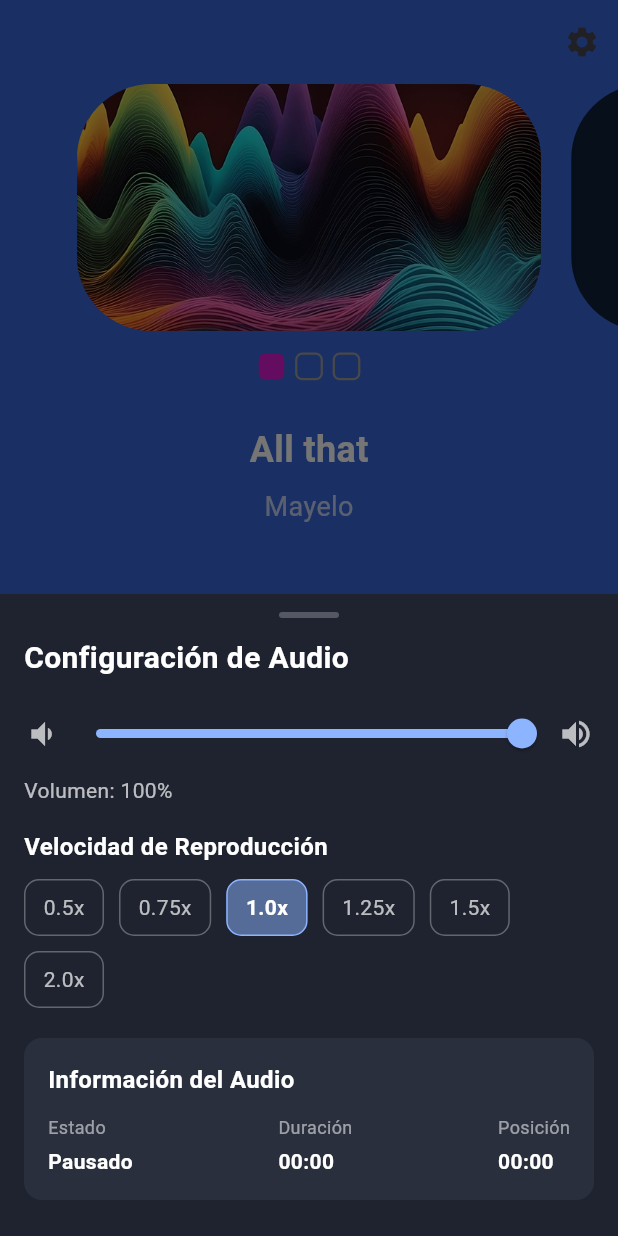
After one commit to juanvel0405-utch/Proyecto-del-Profe-Milton-, a Flutter app: the screen it shows after launch, after a tap on the "settings" icon, on a phone screen of 412 x 824 dp. The commit adds this screen. Run offline on Flutter 3.47's test engine with Material 3 defaults, Android fonts, the phone set to English and light mode, and no system bars; drawn by our look-alikes of smooth_page_indicator; our stand-ins replace audioplayers, equatable, flutter_bloc.

Commit message:
Settings and Icon

```diff
--- /dev/null
+++ b/lib/views/audio_settings_sheet.dart
@@ -0,0 +1,159 @@
+import 'package:flutter/material.dart';
+
+class AudioSettingsSheet extends StatelessWidget {
+  const AudioSettingsSheet({Key? key}) : super(key: key);
+
+  @override
+  Widget build(BuildContext context) {
+    final Color bg = const Color(0xFF1F2330);
+    final Color panel = const Color(0xFF2A2F3D);
+    final Color primary = const Color(0xFF8CB4FF);
+    final TextStyle titleStyle = const TextStyle(
+      color: Colors.white,
+      fontSize: 20,
+      fontWeight: FontWeight.bold,
+    );
+    final TextStyle labelStyle = const TextStyle(
+      color: Colors.white70,
+      fontSize: 14,
+    );
+
+    return Container(
+      color: bg,
+      child: SafeArea(
+        top: false,
+        child: Padding(
+          padding: const EdgeInsets.fromLTRB(16, 12, 16, 24),
+          child: Column(
+            mainAxisSize: MainAxisSize.min,
+            crossAxisAlignment: CrossAxisAlignment.start,
+            children: [
+              Center(
+                child: Container(
+                  width: 40,
+                  height: 4,
+                  margin: const EdgeInsets.only(bottom: 12),
+                  decoration: BoxDecoration(
+                    color: Colors.white24,
+                    borderRadius: BorderRadius.circular(2),
+                  ),
+                ),
+              ),
+              Text('Configuración de Audio', style: titleStyle),
+              const SizedBox(height: 12),
+              // Volumen
+              Row(
+                children: [
+                  Icon(Icons.volume_down, color: Colors.white70),
+                  Expanded(
+                    child: SliderTheme(
+                      data: SliderTheme.of(context).copyWith(
+                        activeTrackColor: primary,
+                        inactiveTrackColor: Colors.white24,
+                        thumbColor: primary,
+                      ),
+                      child: Slider(
+                        value: 1.0,
+                        min: 0,
+                        max: 1,
+                        onChanged: (v) {},
+                      ),
+                    ),
+                  ),
+                  Icon(Icons.volume_up, color: Colors.white70),
+                ],
+              ),
+              const SizedBox(height: 4),
+              Text('Volumen: 100%', style: labelStyle),
+              const SizedBox(height: 16),
+              // Velocidad
+              Text('Velocidad de Reproducción', style: titleStyle.copyWith(fontSize: 16)),
+              const SizedBox(height: 10),
+              Wrap(
+                spacing: 10,
+                runSpacing: 10,
+                children: const [
+                  _SpeedChip(text: '0.5x'),
+                  _SpeedChip(text: '0.75x'),
+                  _SpeedChip(text: '1.0x', selected: true),
+                  _SpeedChip(text: '1.25x'),
+                  _SpeedChip(text: '1.5x'),
+                  _SpeedChip(text: '2.0x'),
+                ],
+              ),
+              const SizedBox(height: 20),
+              // Información del audio
+              Container(
+                width: double.infinity,
+                decoration: BoxDecoration(
+                  color: panel,
+                  borderRadius: BorderRadius.circular(12),
+                ),
+                padding: const EdgeInsets.all(16),
+                child: Column(
+                  crossAxisAlignment: CrossAxisAlignment.start,
+                  children: [
+                    Text('Información del Audio', style: titleStyle.copyWith(fontSize: 16)),
+                    const SizedBox(height: 12),
+                    Row(
+                      mainAxisAlignment: MainAxisAlignment.spaceBetween,
+                      children: const [
+                        _InfoRow(label: 'Estado', value: 'Pausado'),
+                        _InfoRow(label: 'Duración', value: '00:00'),
+                        _InfoRow(label: 'Posición', value: '00:00'),
+                      ],
+                    ),
+                  ],
+                ),
+              ),
+            ],
+          ),
+        ),
+      ),
+    );
+  }
+}
+
+class _SpeedChip extends StatelessWidget {
+  final String text;
+  final bool selected;
+  const _SpeedChip({Key? key, required this.text, this.selected = false}) : super(key: key);
+
+  @override
+  Widget build(BuildContext context) {
+    final Color primary = const Color(0xFF8CB4FF);
+    return Container(
+      padding: const EdgeInsets.symmetric(horizontal: 12, vertical: 8),
+      decoration: BoxDecoration(
+        color: selected ? primary.withValues(alpha: 0.5) : Colors.transparent,
+        border: Border.all(color: selected ? primary : Colors.white30),
+        borderRadius: BorderRadius.circular(10),
+      ),
+      child: Text(
+        text,
+        style: TextStyle(
+          color: selected ? Colors.white : Colors.white70,
+          fontWeight: selected ? FontWeight.bold : FontWeight.normal,
+        ),
+      ),
+    );
+  }
+}
+
+class _InfoRow extends StatelessWidget {
+  final String label;
+  final String value;
+  const _InfoRow({Key? key, required this.label, required this.value}) : super(key: key);
+
+  @override
+  Widget build(BuildContext context) {
+    return Column(
+      crossAxisAlignment: CrossAxisAlignment.start,
+      children: [
+        Text(label, style: const TextStyle(color: Colors.white54, fontSize: 12)),
+        const SizedBox(height: 4),
+        Text(value, style: const TextStyle(color: Colors.white, fontSize: 14, fontWeight: FontWeight.w600)),
+      ],
+    );
+  }
+}
--- a/lib/views/player.dart
+++ b/lib/views/player.dart
@@ -7,6 +7,7 @@ import '../blocs/player_load_states.dart';
 import '../blocs/player_state.dart';
 import '../blocs/playerbloc.dart';
 import '../models/audio_item.dart';
+import 'audio_settings_sheet.dart';
 
 class Player extends StatefulWidget {
   final AudioPlayer audioPlayer;
@@ -28,9 +29,7 @@ class _PlayerState extends State<Player> {
       "Mayelo",
       "assets/allthat_colored.jpg",
     ),
-      AudioItem("love.mp3",
-          "Love", "Diego",
-          "assets/love_colored.jpg"),
+    AudioItem("love.mp3", "Love", "Diego", "assets/love_colored.jpg"),
     AudioItem(
       "thejazzpiano.mp3",
       "Jazz Piano",
@@ -75,7 +74,23 @@ class _PlayerState extends State<Player> {
           }
         },
         child: Scaffold(
-          appBar: AppBar(),
+          appBar: AppBar(
+            toolbarHeight: 56,
+            backgroundColor: Color(0xff3966da),
+            actions: [
+              IconButton(
+                icon: const Icon(Icons.settings),
+                onPressed: () {
+                  showModalBottomSheet(
+                    context: context,
+                    isScrollControlled: true,
+                    backgroundColor: Colors.transparent,
+                    builder: (context) => const AudioSettingsSheet(),
+                  );
+                },
+              ),
+            ],
+          ),
           body: SafeArea(
             child: Column(
               children: <Widget>[
--- a/lib/views/swiper.dart
+++ b/lib/views/swiper.dart
@@ -29,7 +29,7 @@ class Swiper extends StatelessWidget {
           children: <Widget>[
             SizedBox(
               width: double.infinity,
-              height: MediaQuery.of(context).size.height *.3,
+              height: MediaQuery.of(context).size.height * .20,
               child: PageView.builder(
                 controller: pageController,
                 itemCount: audioList.length,
@@ -104,20 +104,14 @@ class Swiper extends StatelessWidget {
         SizedBox(height: 8),
         Text(
           audioItem.artist,
-          style: TextStyle(
-            fontSize: 18,
-            color: Colors.white70,
-          ),
+          style: TextStyle(fontSize: 18, color: Colors.white70),
         ),
       ],
     );
   }
 
   Widget _buildPlayerControls(BuildContext context, PlayingState state) {
-    return _PlayerControlsWidget(
-      state: state,
-      bloc: bloc,
-    );
+    return _PlayerControlsWidget(state: state, bloc: bloc);
   }
 }
 
@@ -183,14 +177,14 @@ class _PlayerControlsWidgetState extends State<_PlayerControlsWidget> {
         final maxDuration = duration.inMilliseconds > 0
             ? duration.inMilliseconds.toDouble()
             : (position.inMilliseconds > 0
-                ? position.inMilliseconds * 2.0
-                : 100.0); // Valor temporal hasta que se obtenga la duración real
+                  ? position.inMilliseconds * 2.0
+                  : 100.0); // Valor temporal hasta que se obtenga la duración real
 
         final currentValue = _isDragging && _dragValue != null
             ? _dragValue!.clamp(0.0, maxDuration)
             : (maxDuration > 0
-                ? position.inMilliseconds.toDouble().clamp(0.0, maxDuration)
-                : 0.0);
+                  ? position.inMilliseconds.toDouble().clamp(0.0, maxDuration)
+                  : 0.0);
 
         return Padding(
           padding: EdgeInsets.symmetric(horizontal: 20),
@@ -202,7 +196,7 @@ class _PlayerControlsWidgetState extends State<_PlayerControlsWidget> {
                   activeTrackColor: Colors.white,
                   inactiveTrackColor: Colors.white38,
                   thumbColor: Colors.white,
-                  overlayColor: Colors.white.withOpacity(0.2),
+                  overlayColor: Colors.white.withValues(alpha: 0.2),
                   thumbShape: RoundSliderThumbShape(enabledThumbRadius: 8),
                 ),
                 child: Slider(
@@ -221,7 +215,9 @@ class _PlayerControlsWidgetState extends State<_PlayerControlsWidget> {
                       _isDragging = false;
                       _dragValue = null;
                     });
-                    widget.bloc.add(SeekEvent(Duration(milliseconds: value.toInt())));
+                    widget.bloc.add(
+                      SeekEvent(Duration(milliseconds: value.toInt())),
+                    );
                   },
                 ),
               ),
@@ -233,17 +229,11 @@ class _PlayerControlsWidgetState extends State<_PlayerControlsWidget> {
                   children: [
                     Text(
                       formatDuration(position),
-                      style: TextStyle(
-                        color: Colors.white,
-                        fontSize: 12,
-                      ),
+                      style: TextStyle(color: Colors.white, fontSize: 12),
                     ),
                     Text(
                       formatDuration(duration),
-                      style: TextStyle(
-                        color: Colors.white70,
-                        fontSize: 12,
-                      ),
+                      style: TextStyle(color: Colors.white70, fontSize: 12),
                     ),
                   ],
                 ),
@@ -259,11 +249,12 @@ class _PlayerControlsWidgetState extends State<_PlayerControlsWidget> {
                     height: 200,
                     child: CircularProgressIndicator(
                       value: duration.inMilliseconds > 0
-                          ? (position.inMilliseconds / duration.inMilliseconds).clamp(0.0, 1.0)
+                          ? (position.inMilliseconds / duration.inMilliseconds)
+                                .clamp(0.0, 1.0)
                           : 0.0,
                       valueColor: AlwaysStoppedAnimation<Color>(Colors.white),
                       strokeWidth: 3.0,
-                      backgroundColor: Colors.white.withOpacity(0.2),
+                      backgroundColor: Colors.white.withValues(alpha: 0.2),
                     ),
                   ),
                   // Botones de control
@@ -275,14 +266,18 @@ class _PlayerControlsWidgetState extends State<_PlayerControlsWidget> {
                         onPressed: () {
                           widget.bloc.add(PrevEvent());
                         },
-                        icon: Icon(Icons.skip_previous, color: Colors.white, size: 32),
+                        icon: Icon(
+                          Icons.skip_previous,
+                          color: Colors.white,
+                          size: 32,
+                        ),
                       ),
                       SizedBox(width: 20),
                       // Botón play/pause
                       Container(
                         decoration: BoxDecoration(
                           shape: BoxShape.circle,
-                          color: Colors.white.withOpacity(0.2),
+                          color: Colors.white.withValues(alpha: 0.2),
                         ),
                         child: IconButton(
                           onPressed: () {
@@ -302,7 +297,11 @@ class _PlayerControlsWidgetState extends State<_PlayerControlsWidget> {
                         onPressed: () {
                           widget.bloc.add(NextEvent());
                         },
-                        icon: Icon(Icons.skip_next, color: Colors.white, size: 32),
+                        icon: Icon(
+                          Icons.skip_next,
+                          color: Colors.white,
+                          size: 32,
+                        ),
                       ),
                     ],
                   ),
```
Lines whose indentation alone changed are shown as unchanged.
